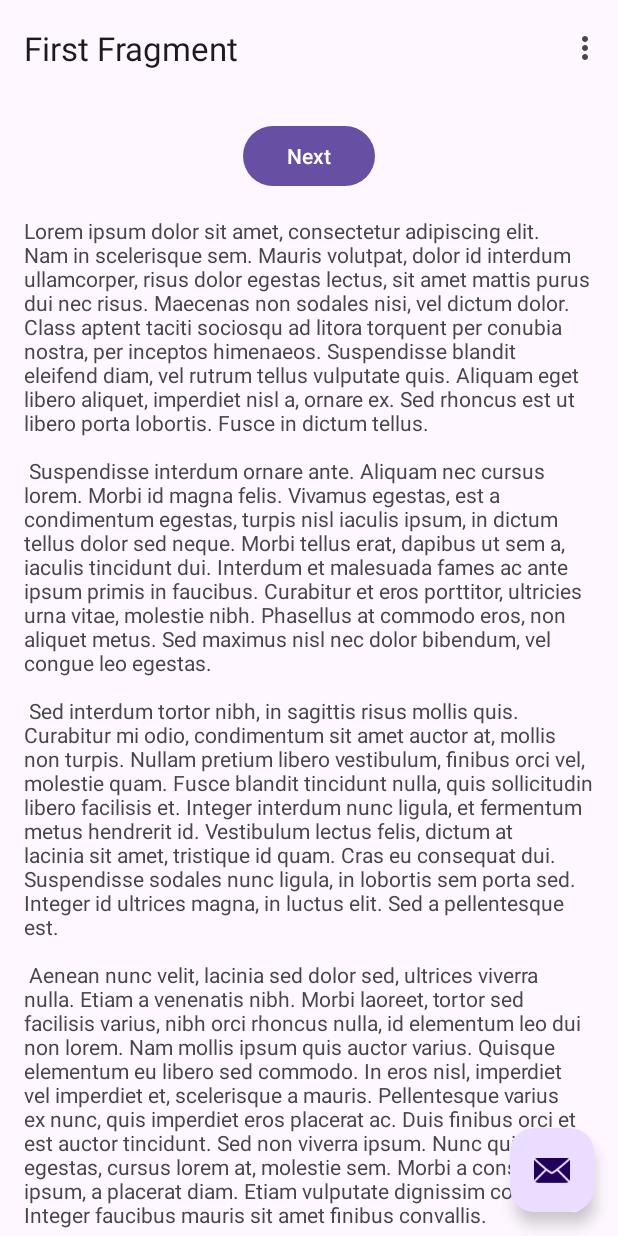
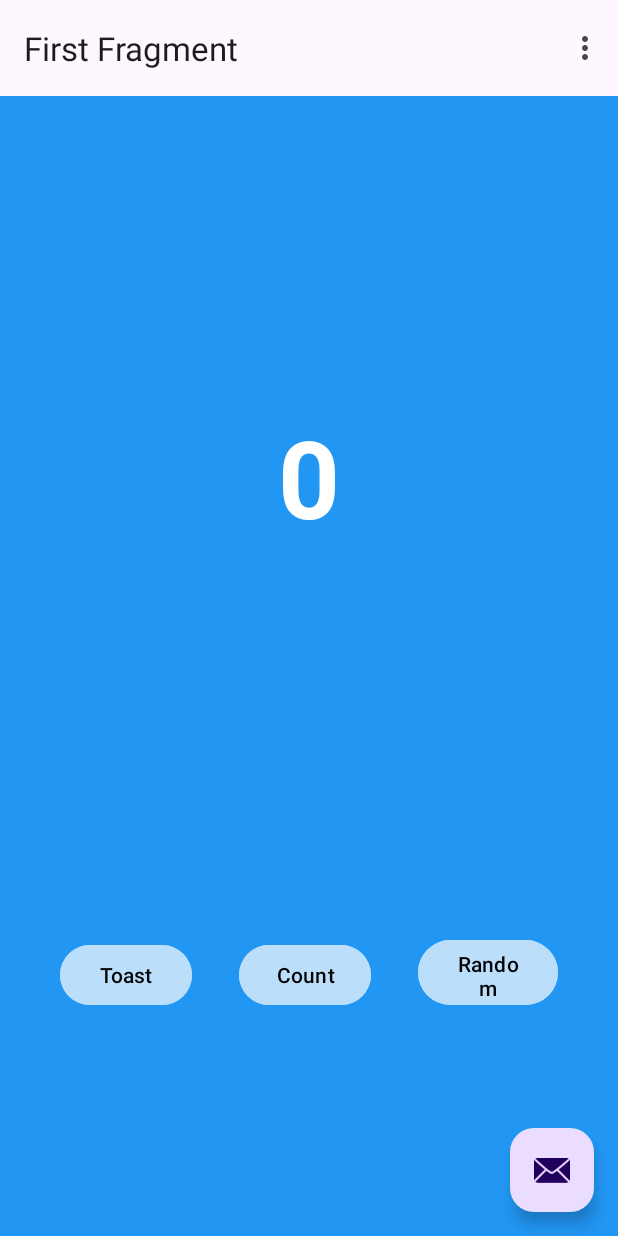
Before and after one commit to Arafall/IntroFirstApp, an Android app: the screen it shows after launch (MainActivity), on a phone screen of 412 x 824 dp. Run offline under Robolectric (Android 15) with nearby library versions, the phone set to English and light mode, and no system bars; our stand-ins replace navigation-ui.

Commit message:
Added the three buttons and changed attributes accordingly. Redid component constraints, string values, and backgroung color as well.

```diff
--- a/app/src/main/java/com/example/introfirstapp/FirstFragment.java
+++ b/app/src/main/java/com/example/introfirstapp/FirstFragment.java
@@ -29,7 +29,7 @@ public class FirstFragment extends Fragment {
     public void onViewCreated(@NonNull View view, Bundle savedInstanceState) {
         super.onViewCreated(view, savedInstanceState);
 
-        binding.buttonFirst.setOnClickListener(new View.OnClickListener() {
+        binding.randomButton.setOnClickListener(new View.OnClickListener() {
             @Override
             public void onClick(View view) {
                 NavHostFragment.findNavController(FirstFragment.this)
--- a/app/src/main/java/com/example/introfirstapp/MainActivity.java
+++ b/app/src/main/java/com/example/introfirstapp/MainActivity.java
@@ -27,7 +27,7 @@ public class MainActivity extends AppCompatActivity {
     @Override
     protected void onCreate(Bundle savedInstanceState) {
         super.onCreate(savedInstanceState);
-        // Try commit?
+
         binding = ActivityMainBinding.inflate(getLayoutInflater());
         setContentView(binding.getRoot());
 
--- a/app/src/main/res/layout/activity_main.xml
+++ b/app/src/main/res/layout/activity_main.xml
@@ -19,7 +19,8 @@
 
     </com.google.android.material.appbar.AppBarLayout>
 
-    <include layout="@layout/content_main" />
+    <include
+        layout="@layout/content_main"/>
 
     <com.google.android.material.floatingactionbutton.FloatingActionButton
         android:id="@+id/fab"
--- a/app/src/main/res/layout/fragment_first.xml
+++ b/app/src/main/res/layout/fragment_first.xml
@@ -4,32 +4,75 @@
     xmlns:tools="http://schemas.android.com/tools"
     android:layout_width="match_parent"
     android:layout_height="match_parent"
+    android:fillViewport="true"
     tools:context=".FirstFragment">
+
 
     <androidx.constraintlayout.widget.ConstraintLayout
         android:layout_width="match_parent"
         android:layout_height="match_parent"
-        android:padding="16dp">
-
-        <Button
-            android:id="@+id/button_first"
-            android:layout_width="wrap_content"
-            android:layout_height="wrap_content"
-            android:text="@string/next"
-            app:layout_constraintBottom_toTopOf="@id/textview_first"
-            app:layout_constraintEnd_toEndOf="parent"
-            app:layout_constraintStart_toStartOf="parent"
-            app:layout_constraintTop_toTopOf="parent" />
+        android:background="@color/screenBackground"
+        android:padding="16dp"
+        tools:layout_editor_absoluteY="294dp">
 
         <TextView
             android:id="@+id/textview_first"
             android:layout_width="wrap_content"
             android:layout_height="wrap_content"
-            android:layout_marginTop="16dp"
-            android:text="@string/lorem_ipsum"
+            android:fontFamily="sans-serif"
+            android:text="@string/hello_first_fragment"
+            android:textAllCaps="true"
+            android:textColor="@android:color/white"
+            android:textSize="72sp"
+            android:textStyle="bold"
             app:layout_constraintBottom_toBottomOf="parent"
             app:layout_constraintEnd_toEndOf="parent"
             app:layout_constraintStart_toStartOf="parent"
-            app:layout_constraintTop_toBottomOf="@id/button_first" />
+            app:layout_constraintTop_toTopOf="parent"
+            app:layout_constraintVertical_bias="0.3"
+            tools:text="@string/hello_first_fragment" />
+
+        <Button
+            android:id="@+id/toast_button"
+            style="@style/Widget.Material3.Button"
+            android:layout_width="wrap_content"
+            android:layout_height="wrap_content"
+            android:layout_marginStart="24dp"
+            android:layout_marginBottom="134dp"
+            android:backgroundTint="@color/buttonBackground"
+            android:text="@string/toast_button_test"
+            android:textColor="@color/black"
+            app:layout_constraintBottom_toBottomOf="parent"
+            app:layout_constraintStart_toStartOf="parent" />
+
+        <Button
+            android:id="@+id/random_button"
+            android:layout_width="93dp"
+            android:layout_height="51dp"
+            android:layout_marginEnd="24dp"
+            android:layout_marginBottom="134dp"
+            android:backgroundTint="@color/buttonBackground"
+            android:text="@string/random_button_text"
+            android:textColor="@color/black"
+            app:layout_constraintBottom_toBottomOf="parent"
+            app:layout_constraintEnd_toEndOf="parent" />
+
+        <Button
+            android:id="@+id/count_button"
+            android:layout_width="wrap_content"
+            android:layout_height="wrap_content"
+            android:layout_marginStart="50dp"
+            android:layout_marginTop="168dp"
+            android:layout_marginEnd="50dp"
+            android:layout_marginBottom="134dp"
+            android:backgroundTint="@color/buttonBackground"
+            android:text="@string/count_button_text"
+            android:textColor="@color/black"
+            app:layout_constraintBottom_toBottomOf="parent"
+            app:layout_constraintEnd_toStartOf="@+id/random_button"
+            app:layout_constraintStart_toEndOf="@+id/toast_button"
+            app:layout_constraintTop_toBottomOf="@+id/textview_first"
+            app:layout_constraintVertical_bias="1.0" />
+
     </androidx.constraintlayout.widget.ConstraintLayout>
 </androidx.core.widget.NestedScrollView>
--- a/app/src/main/res/values/colors.xml
+++ b/app/src/main/res/values/colors.xml
@@ -2,4 +2,6 @@
 <resources>
     <color name="black">#FF000000</color>
     <color name="white">#FFFFFFFF</color>
+    <color name="screenBackground">#2196F3</color>
+    <color name="buttonBackground">#BBDEFB</color>
 </resources>
--- a/app/src/main/res/values/strings.xml
+++ b/app/src/main/res/values/strings.xml
@@ -4,43 +4,10 @@
     <!-- Strings used for fragments for navigation -->
     <string name="first_fragment_label">First Fragment</string>
     <string name="second_fragment_label">Second Fragment</string>
-    <string name="next">Next</string>
     <string name="previous">Previous</string>
-
-    <string name="lorem_ipsum">
-        Lorem ipsum dolor sit amet, consectetur adipiscing elit. Nam in scelerisque sem. Mauris
-        volutpat, dolor id interdum ullamcorper, risus dolor egestas lectus, sit amet mattis purus
-        dui nec risus. Maecenas non sodales nisi, vel dictum dolor. Class aptent taciti sociosqu ad
-        litora torquent per conubia nostra, per inceptos himenaeos. Suspendisse blandit eleifend
-        diam, vel rutrum tellus vulputate quis. Aliquam eget libero aliquet, imperdiet nisl a,
-        ornare ex. Sed rhoncus est ut libero porta lobortis. Fusce in dictum tellus.\n\n
-        Suspendisse interdum ornare ante. Aliquam nec cursus lorem. Morbi id magna felis. Vivamus
-        egestas, est a condimentum egestas, turpis nisl iaculis ipsum, in dictum tellus dolor sed
-        neque. Morbi tellus erat, dapibus ut sem a, iaculis tincidunt dui. Interdum et malesuada
-        fames ac ante ipsum primis in faucibus. Curabitur et eros porttitor, ultricies urna vitae,
-        molestie nibh. Phasellus at commodo eros, non aliquet metus. Sed maximus nisl nec dolor
-        bibendum, vel congue leo egestas.\n\n
-        Sed interdum tortor nibh, in sagittis risus mollis quis. Curabitur mi odio, condimentum sit
-        amet auctor at, mollis non turpis. Nullam pretium libero vestibulum, finibus orci vel,
-        molestie quam. Fusce blandit tincidunt nulla, quis sollicitudin libero facilisis et. Integer
-        interdum nunc ligula, et fermentum metus hendrerit id. Vestibulum lectus felis, dictum at
-        lacinia sit amet, tristique id quam. Cras eu consequat dui. Suspendisse sodales nunc ligula,
-        in lobortis sem porta sed. Integer id ultrices magna, in luctus elit. Sed a pellentesque
-        est.\n\n
-        Aenean nunc velit, lacinia sed dolor sed, ultrices viverra nulla. Etiam a venenatis nibh.
-        Morbi laoreet, tortor sed facilisis varius, nibh orci rhoncus nulla, id elementum leo dui
-        non lorem. Nam mollis ipsum quis auctor varius. Quisque elementum eu libero sed commodo. In
-        eros nisl, imperdiet vel imperdiet et, scelerisque a mauris. Pellentesque varius ex nunc,
-        quis imperdiet eros placerat ac. Duis finibus orci et est auctor tincidunt. Sed non viverra
-        ipsum. Nunc quis augue egestas, cursus lorem at, molestie sem. Morbi a consectetur ipsum, a
-        placerat diam. Etiam vulputate dignissim convallis. Integer faucibus mauris sit amet finibus
-        convallis.\n\n
-        Phasellus in aliquet mi. Pellentesque habitant morbi tristique senectus et netus et
-        malesuada fames ac turpis egestas. In volutpat arcu ut felis sagittis, in finibus massa
-        gravida. Pellentesque id tellus orci. Integer dictum, lorem sed efficitur ullamcorper,
-        libero justo consectetur ipsum, in mollis nisl ex sed nisl. Donec maximus ullamcorper
-        sodales. Praesent bibendum rhoncus tellus nec feugiat. In a ornare nulla. Donec rhoncus
-        libero vel nunc consequat, quis tincidunt nisl eleifend. Cras bibendum enim a justo luctus
-        vestibulum. Fusce dictum libero quis erat maximus, vitae volutpat diam dignissim.
-    </string>
+    <string name="lorem_ipsum">Hello World!</string>
+    <string name="toast_button_test">Toast</string>
+    <string name="random_button_text">Random</string>
+    <string name="count_button_text">Count</string>
+    <string name="hello_first_fragment">0</string>
 </resources>
```
